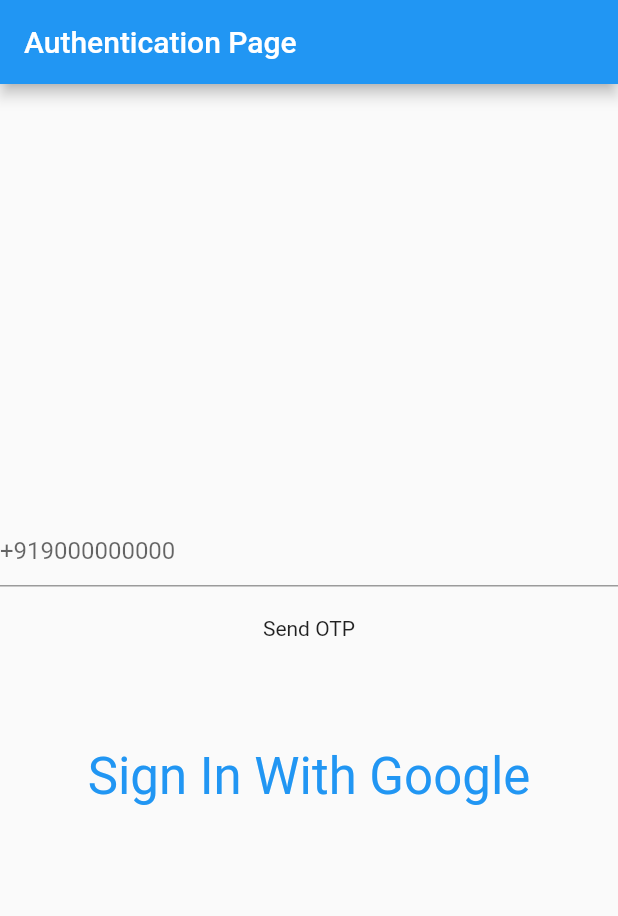
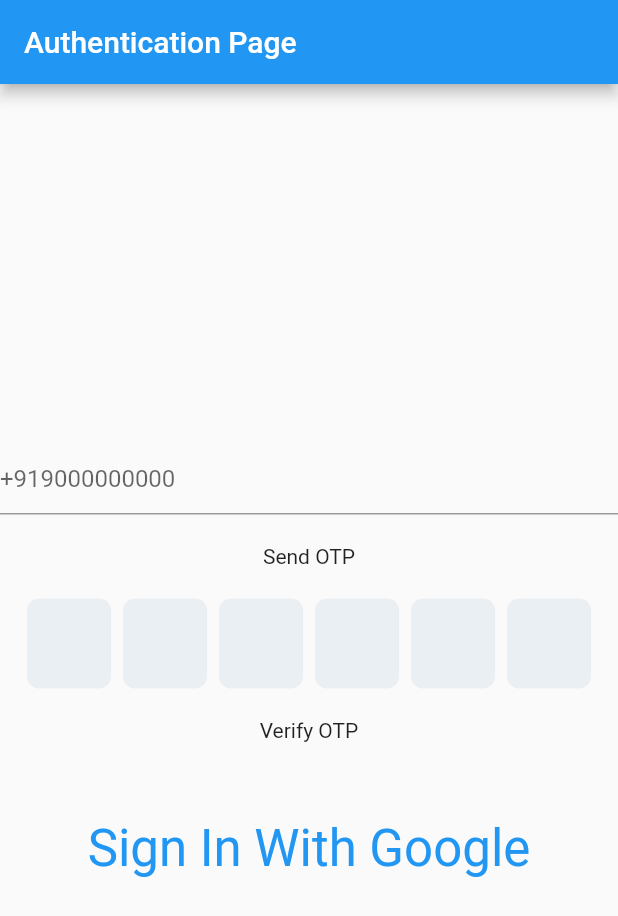
Before and after one commit to dhruvd-grappus/bigspoon_authentication, a Flutter app: the screen it shows after launch, on a phone screen of 412 x 824 dp. Shown: the top 916 px of the screen. Run offline on Flutter 3.47's test engine with Material 2 defaults, Android fonts, the phone set to English and light mode, and no system bars; drawn by our look-alikes of pinput; our stand-ins replace bloc, equatable, firebase_auth, firebase_core, flutter_bloc, fluttertoast and 2 more; missing offline and left inert: firebase_auth_web, firebase_core_web, google_sign_in_web, smart_auth; accounts and stored records are empty.

Commit message:
fix: Apply dart lint fixes

```diff
--- a/lib/auth/auth_page.dart
+++ b/lib/auth/auth_page.dart
@@ -28,7 +28,7 @@
   Widget build(BuildContext context) {
     return Scaffold(
       appBar: AppBar(
-        title: Text('Authentication Page'),
+        title: const Text('Authentication Page'),
       ),
       body: Center(
         child: AbstractBlocListener<AuthBloc, AuthEvent, AuthState>(
@@ -44,6 +44,7 @@
               Navigator.pushReplacementNamed(context, Routes.profilePage);
             }
             if (state is VerifyingOTPState) {
+              debugPrint(state.toString());
               otpController.text = state.otp;
             }
           },
@@ -57,9 +58,9 @@
                         TextField(
                           controller: phoneController,
                           decoration:
-                              InputDecoration(hintText: '+919000000000'),
+                              const InputDecoration(hintText: '+919000000000'),
                         ),
-                        SizedBox(
+                        const SizedBox(
                           height: 20,
                         ),
                         InkWell(
@@ -69,35 +70,34 @@
                             context.read<AuthBloc>().add(
                                 EnterPhoneEvent(phone: phoneController.text));
                           },
-                          child: Text('Send OTP'),
+                          child: const Text('Send OTP'),
                         ),
-                        SizedBox(
+                        const SizedBox(
                           height: 20,
                         ),
-                        state is CodeSentState
-                            ? Column(
+                        Column(
                           children: [
                             Pinput(
                               length: 6,
                               controller: otpController,
                             ),
-                                  SizedBox(
+                            const SizedBox(
                               height: 20,
                             ),
                             InkWell(
                               onTap: () {
+                                if (state is CodeSentState) {
                                   context.read<AuthBloc>().add(EnterCode(
-                                            verificationId:
-                                                state.verificationID,
+                                        verificationId: state.verificationID,
                                         code: otpController.text,
                                       ));
+                                }
                               },
-                                    child: Text('Verify OTP'),
+                              child: const Text('Verify OTP'),
                             ),
                           ],
-                              )
-                            : SizedBox(),
-                        SizedBox(
+                        ),
+                        const SizedBox(
                           height: 50,
                         ),
                         InkWell(
--- a/lib/auth/bloc/auth_bloc.dart
+++ b/lib/auth/bloc/auth_bloc.dart
@@ -36,7 +36,7 @@
       (event, emit) async {
         emit(VerifyingOTPState(
             otp: (event.userCredential as PhoneAuthCredential).smsCode ?? ''));
-        await Future.delayed(Duration(seconds: 1));
+        await Future.delayed(const Duration(seconds: 1));
         await firebaseAuth.signInWithCredential(event.userCredential);
       },
     );
--- a/lib/auth/bloc/auth_event.dart
+++ b/lib/auth/bloc/auth_event.dart
@@ -31,7 +31,7 @@
 class EnterCode extends AuthEvent {
   final String code;
   final String verificationId;
-  EnterCode({
+  const EnterCode({
     required this.code,
     required this.verificationId,
   });
@@ -41,6 +41,7 @@
   AuthCredential userCredential;
   EnterCredentialEvent(this.userCredential);
 }
+
 class EnterPhoneEvent extends AuthEvent {
   final String phone;
   const EnterPhoneEvent({
--- a/lib/auth/bloc/auth_state.dart
+++ b/lib/auth/bloc/auth_state.dart
@@ -20,15 +20,14 @@
 
 class CodeSentState extends AuthState {
   final String verificationID;
-  CodeSentState(this.verificationID);
+  const CodeSentState(this.verificationID);
 }
 
-class VerifyingOTPState extends AuthState{
+class VerifyingOTPState extends AuthState {
   final String phone;
   final String otp;
-  VerifyingOTPState({
+  const VerifyingOTPState({
     this.phone = '',
     this.otp = '',
   });
-
 }
--- a/lib/auth/navigation/routes.dart
+++ b/lib/auth/navigation/routes.dart
@@ -12,7 +12,7 @@
     );
     switch (settings.name) {
       case googleSignInPage:
-        widget =  AuthPage();
+        widget = const AuthPage();
 
         break;
       case profilePage:
--- a/lib/auth/profile.dart
+++ b/lib/auth/profile.dart
@@ -16,8 +16,8 @@
         return false;
       },
       child: Scaffold(
-         appBar: AppBar(
-          title: Text('Profile Page'),
+        appBar: AppBar(
+          title: const Text('Profile Page'),
         ),
         body: BlocBuilder<AuthBloc, AuthState>(
           builder: (context, state) {
--- a/lib/auth/social_sign_in/social_sign_in.dart
+++ b/lib/auth/social_sign_in/social_sign_in.dart
@@ -29,7 +29,11 @@
     // Trigger the authentication flow
 
     try {
-      await googleSignIn.disconnect();
+      try {
+        await googleSignIn.disconnect();
+      } catch (e) {
+
+      }
 
       final googleUser = await googleSignIn.signIn();
 
--- a/lib/main.dart
+++ b/lib/main.dart
@@ -29,10 +29,9 @@
         lazy: false,
         create: (context) => AuthBloc(firebaseAuth: FirebaseAuth.instance),
         child: MaterialApp(routes: {
-          Routes.googleSignInPage: (context) =>
-               AuthPage(),
+          Routes.googleSignInPage: (context) => const AuthPage(),
           Routes.profilePage: (context) => const ProfilePage(),
-        }, home:  AuthPage()),
+        }, home: const AuthPage()),
       ),
     );
   }
```
Also changed, not shown: 2 other files. Lines whose indentation alone changed are shown as unchanged.
